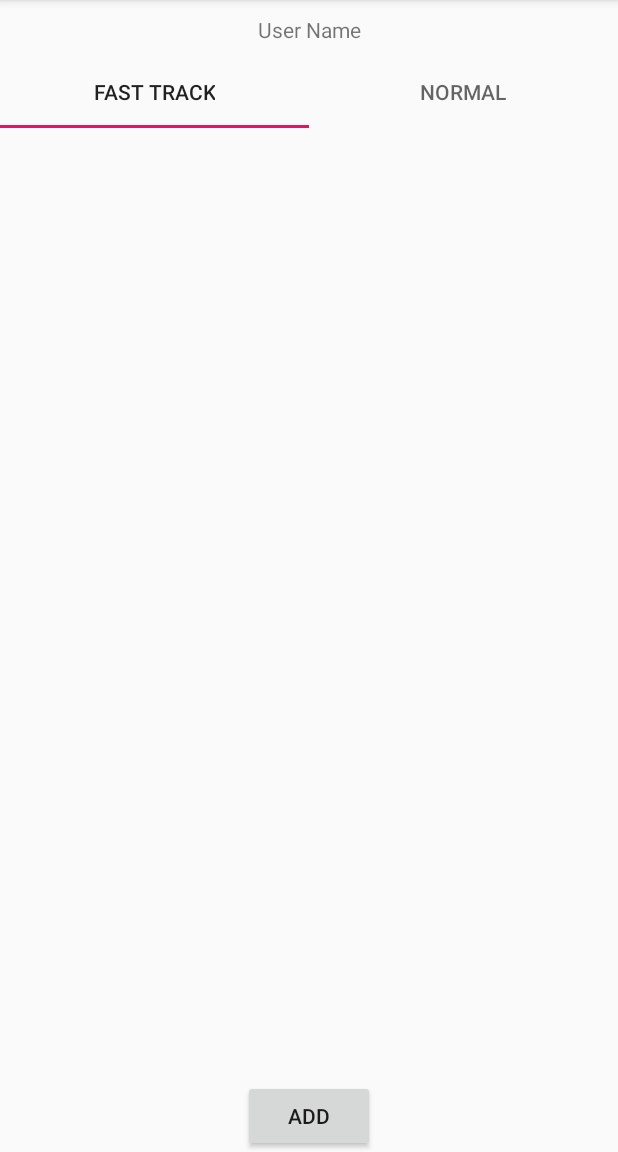
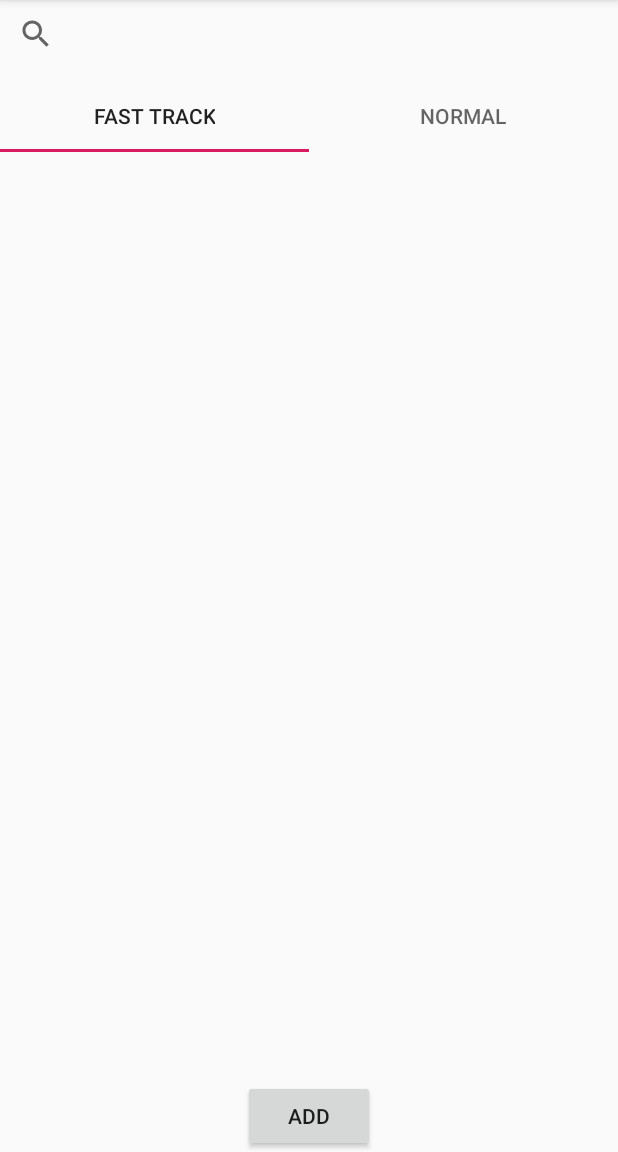
Before and after one commit to AgnellusX1/BVH-PharmacyApp, an Android app: the Dashboard screen opened directly, with no data from a screen before it, on a phone screen of 412 x 824 dp, the part 84-1236 px from its top. Run offline under Robolectric (Android 15) with nearby library versions, the phone set to English and light mode, and no system bars.

Commit message:
Update:Search Bar and Card View Skeleton(Normal Card Adapter)

```diff
--- a/app/src/main/java/com/agnellusx1/pharmacy/AddItems.java
+++ b/app/src/main/java/com/agnellusx1/pharmacy/AddItems.java
@@ -133,14 +133,14 @@ public class AddItems extends AppCompatActivity implements ZXingScannerView.Resu
 
 
         AlertDialog.Builder builder=new AlertDialog.Builder(this);
-        builder.setTitle("Scan Result");
-        builder.setPositiveButton("Okay", new DialogInterface.OnClickListener() {
+        builder.setTitle("Add Order to Deliver");
+        builder.setPositiveButton("NO", new DialogInterface.OnClickListener() {
             @Override
             public void onClick(DialogInterface dialogInterface, int i) {
                 mScannerView.resumeCameraPreview(AddItems.this);
             }
         });
-        builder.setNeutralButton("Visit", new DialogInterface.OnClickListener() {
+        builder.setNeutralButton("YES", new DialogInterface.OnClickListener() {
             @Override
             public void onClick(DialogInterface dialogInterface, int i) {
                 Intent intent=new Intent(Intent.ACTION_VIEW, Uri.parse(scanResult));
--- a/app/src/main/java/com/agnellusx1/pharmacy/Tabs/NormalTab.java
+++ b/app/src/main/java/com/agnellusx1/pharmacy/Tabs/NormalTab.java
@@ -1,8 +1,11 @@
 package com.agnellusx1.pharmacy.Tabs;
 
 
+import android.content.Context;
+import android.os.AsyncTask;
 import android.os.Bundle;
 
+import androidx.annotation.NonNull;
 import androidx.fragment.app.Fragment;
 import androidx.recyclerview.widget.LinearLayoutManager;
 import androidx.recyclerview.widget.RecyclerView;
@@ -10,13 +13,20 @@ import androidx.recyclerview.widget.RecyclerView;
 import android.view.LayoutInflater;
 import android.view.View;
 import android.view.ViewGroup;
+import android.widget.TextView;
 
+import com.agnellusx1.pharmacy.Adapters.NormalAdapter;
+import com.agnellusx1.pharmacy.Adapters.OrderSample;
 import com.agnellusx1.pharmacy.R;
+
+import java.util.ArrayList;
+import java.util.List;
 
 /**
  * A simple {@link Fragment} subclass.
  */
 public class NormalTab extends Fragment {
+    private ArrayList<OrderSample> itemList;
     private RecyclerView mRecyclerView;
 
 
@@ -32,11 +42,12 @@ public class NormalTab extends Fragment {
         View view=inflater.inflate(R.layout.fragment_normal_tab, container, false);
 
         mRecyclerView=view.findViewById(R.id.normalList);
+        mRecyclerView.setLayoutManager(new LinearLayoutManager(this.getContext()));
 
-        mRecyclerView.setLayoutManager(new LinearLayoutManager(this.getContext()));
+        itemList=new ArrayList<OrderSample>();
+
 
 
         return view;
     }
-
-}
+ }
--- a/app/src/main/res/layout/activity_dashboard.xml
+++ b/app/src/main/res/layout/activity_dashboard.xml
@@ -7,16 +7,14 @@
     android:layout_height="match_parent"
     tools:context=".Dashboard">
 
-    <TextView
-        android:id="@+id/userName"
-        android:layout_width="wrap_content"
-        android:layout_height="wrap_content"
-        android:text="User Name"
+    <SearchView
+        android:id="@+id/search"
+        app:layout_constraintTop_toTopOf="parent"
         app:layout_constraintBottom_toTopOf="@id/fragment"
-        android:layout_marginTop="10dp"
+        app:layout_constraintStart_toStartOf="parent"
         app:layout_constraintEnd_toEndOf="parent"
-        app:layout_constraintStart_toStartOf="parent"
-        app:layout_constraintTop_toTopOf="parent" />
+        android:layout_width="match_parent"
+        android:layout_height="45dp" />
 
     <fragment
         android:id="@+id/fragment"
@@ -25,8 +23,8 @@
         android:layout_height="0dp"
         app:layout_constraintBottom_toTopOf="@id/addButton"
         app:layout_constraintEnd_toEndOf="parent"
-        app:layout_constraintStart_toStartOf="parent"
-        app:layout_constraintTop_toBottomOf="@+id/userName" />
+        app:layout_constraintTop_toBottomOf="@id/search"
+        app:layout_constraintStart_toStartOf="parent" />
 
     <Button
         android:id="@+id/addButton"
```
Also changed, not shown: app/src/main/java/com/agnellusx1/pharmacy/Adapters/NormalAdapter.java (added, +57 -0 lines), app/src/main/java/com/agnellusx1/pharmacy/Adapters/OrderSample.java (added, +27 -0 lines), app/src/main/res/layout/normal_card.xml (+12 -2 lines).
